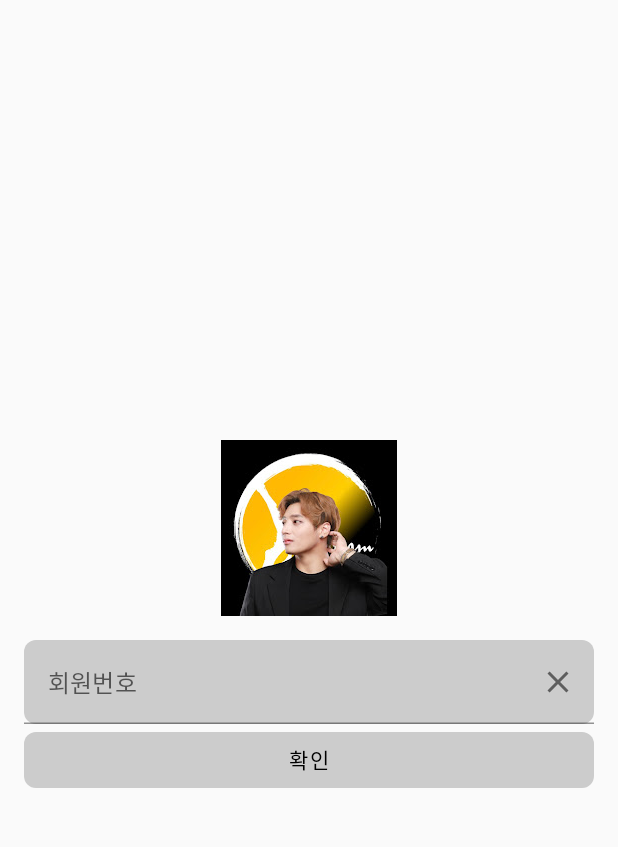
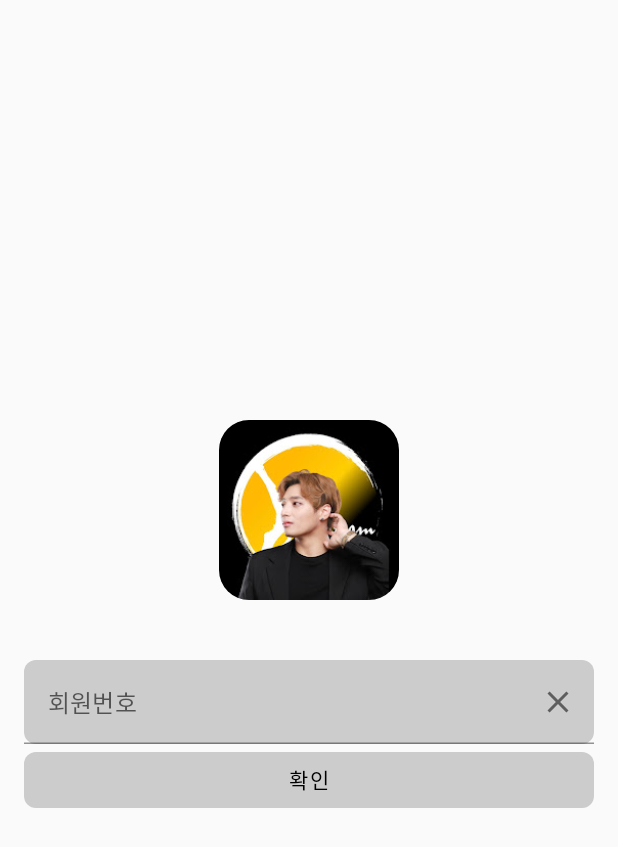
Before and after one commit to zozero94/Team1llusion, an Android app built with Jetpack Compose: the screen it shows after launch (MainActivity), on a phone screen of 412 x 824 dp. Shown: the top 847 px of the screen. Run offline under Robolectric (Android 15) with nearby library versions, the phone set to English and light mode, and no system bars; our stand-ins replace Dagger/Hilt's generated code, Firebase (no records; nobody signed in at launch, a user with empty details on screens opened directly), Timber.

Commit message:
횟수 계산

```diff
--- a/app/src/main/java/team/illusion/MainActivity.kt
+++ b/app/src/main/java/team/illusion/MainActivity.kt
@@ -7,12 +7,14 @@ import androidx.activity.compose.setContent
 import androidx.activity.viewModels
 import androidx.compose.foundation.Image
 import androidx.compose.foundation.layout.*
+import androidx.compose.foundation.shape.RoundedCornerShape
 import androidx.compose.material.*
 import androidx.compose.runtime.Composable
 import androidx.compose.runtime.LaunchedEffect
 import androidx.compose.runtime.getValue
 import androidx.compose.ui.Alignment
 import androidx.compose.ui.Modifier
+import androidx.compose.ui.draw.clip
 import androidx.compose.ui.res.painterResource
 import androidx.compose.ui.text.input.KeyboardType
 import androidx.compose.ui.tooling.preview.Preview
@@ -64,7 +66,8 @@ class MainActivity : ComponentActivity() {
                         MemberColumn(
                             modifier = Modifier.padding(16.dp),
                             members = uiState.members,
-                            clickMember = { viewModel.checkIn(it) })
+                            clickMember = { viewModel.checkIn(it) }
+                        )
                     }
                 ) {
                     MainScreen(uiState.memberIdentifier) { event ->
@@ -103,9 +106,15 @@ fun MainScreen(identifier: String, event: (MainEvent) -> Unit) {
         verticalArrangement = Arrangement.Center
     ) {
         IconButton(onClick = { event(MainEvent.ClickAdmin) }) {
-            Image(painter = painterResource(id = R.mipmap.profile), contentDescription = null)
+            Image(
+                modifier = Modifier
+                    .size(120.dp)
+                    .clip(RoundedCornerShape(20.dp)),
+                painter = painterResource(id = R.mipmap.profile),
+                contentDescription = null
+            )
         }
-        Spacer(modifier = Modifier.height(16.dp))
+        Spacer(modifier = Modifier.height(40.dp))
         NormalTextField(
             text = identifier,
             label = "회원번호",
--- a/app/src/main/java/team/illusion/admin/member/search/MemberSearchScreen.kt
+++ b/app/src/main/java/team/illusion/admin/member/search/MemberSearchScreen.kt
@@ -70,7 +70,7 @@ fun MemberColumn(
                     Text(text = "주소 : ${member.address}")
                     Text(text = "옵션 : ${member.option}")
                     Text(text = "남은 기간 : ${member.endDate}")
-                    Text(text = "남은 횟수 : ${member.remainCount}")
+                    Text(text = "남은 횟수 : ${if (member.remainCount == null) "INFINITE" else member.remainCount}")
                     Text(text = "기타 : ${member.comment}")
                 }
             }
--- a/data/src/main/java/team/illusion/data/model/Member.kt
+++ b/data/src/main/java/team/illusion/data/model/Member.kt
@@ -12,7 +12,7 @@ data class Member(
     val address: String = "",
     val option: Options = Options.BASIC,
     val enableExtraOption: Boolean = false,
-    val remainCount: Int = option.count + if (enableExtraOption) option.extraCount else 0,
+    val remainCount: Int? = null,
     val endDate: String = "",
     val comment: String = ""
 ) : Parcelable
@@ -21,8 +21,8 @@ enum class Sex {
     Male, FeMale
 }
 
-enum class Options(val count: Int, val extraCount: Int) {
+enum class Options(val count: Int?, val extraCount: Int) {
     BASIC(count = 4, extraCount = 3),
     STANDARD(count = 12, extraCount = 4),
-    PREMIUM(count = Int.MAX_VALUE, extraCount = Int.MAX_VALUE)
+    PREMIUM(count = null, extraCount = Int.MAX_VALUE)
 }
```
Also changed, not shown: app/src/main/java/team/illusion/admin/member/register/MemberRegisterViewModel.kt (+7 -1 lines).
